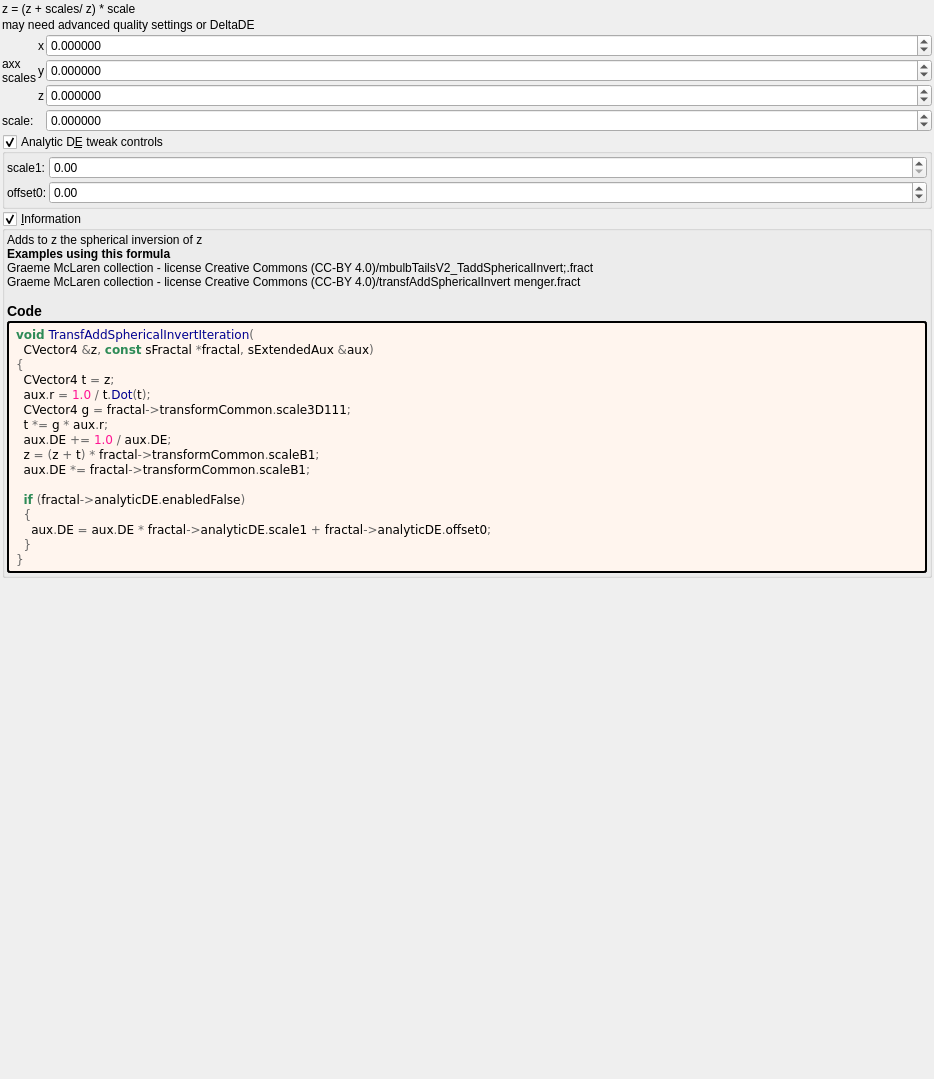
Before: the Qt Designer form mandelbulber2/formula/ui/transf_add_spherical_invert.ui in buddhi1980/mandelbulber2, drawn with Qt 5.
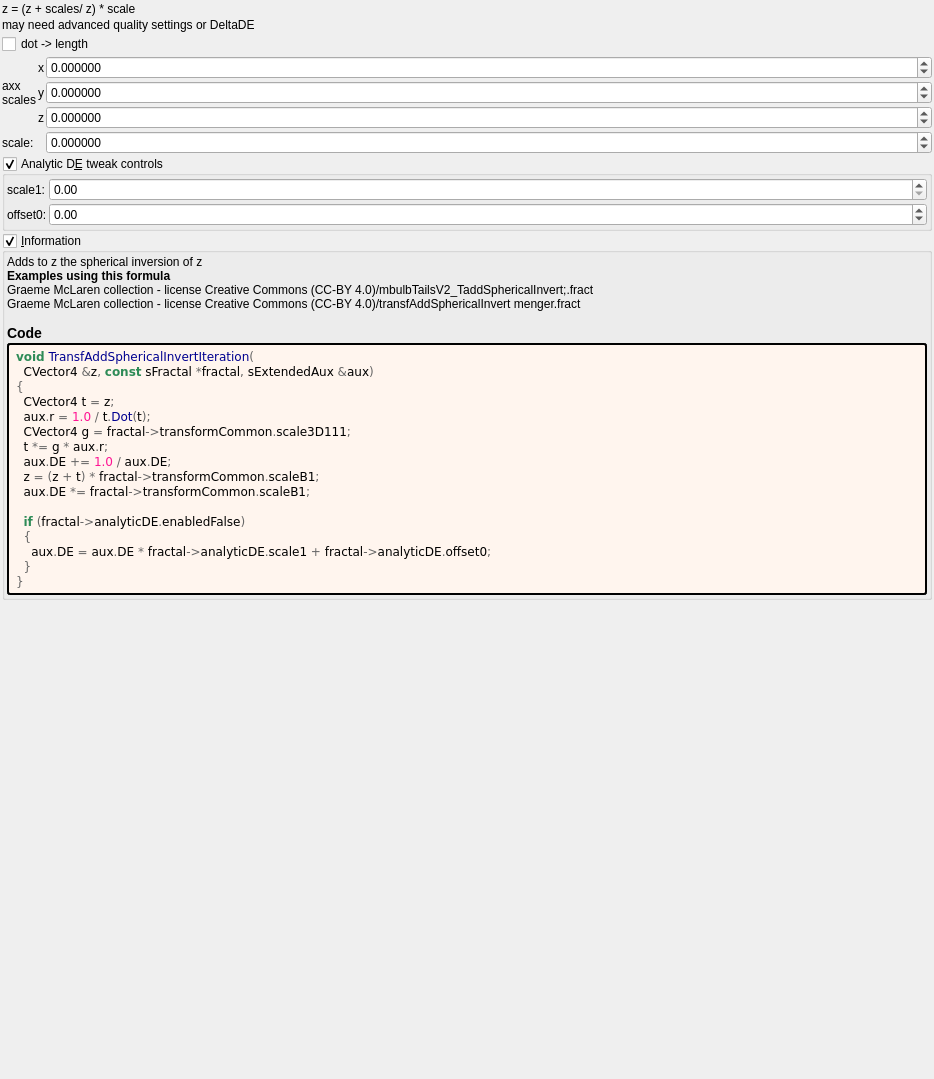
After: the same form once the commit is applied. Custom widgets are drawn as their Qt base class.

Patch:
```diff
--- a/mandelbulber2/formula/ui/transf_add_spherical_invert.ui
+++ b/mandelbulber2/formula/ui/transf_add_spherical_invert.ui
@@ -43,6 +43,13 @@
      </property>
     </widget>
    </item>
+   <item>
+    <widget class="MyCheckBox" name="checkBox_transf_function_enabled_false">
+     <property name="text">
+      <string>dot -&gt; length</string>
+     </property>
+    </widget>
+   </item>
    <item>
     <layout class="QGridLayout" name="gridLayout_15" columnstretch="0,0,1">
      <property name="spacing">
@@ -414,6 +421,11 @@
    <header>my_group_box.h</header>
    <container>1</container>
   </customwidget>
+  <customwidget>
+   <class>MyCheckBox</class>
+   <extends>QCheckBox</extends>
+   <header>my_check_box.h</header>
+  </customwidget>
  </customwidgets>
  <tabstops>
   <tabstop>groupCheck_info</tabstop>
```
Left out of the diff: 4 changed lines with no effect on the pictures.
